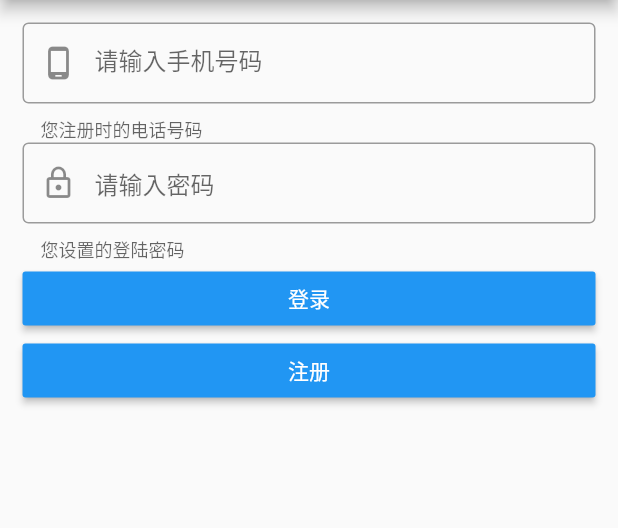
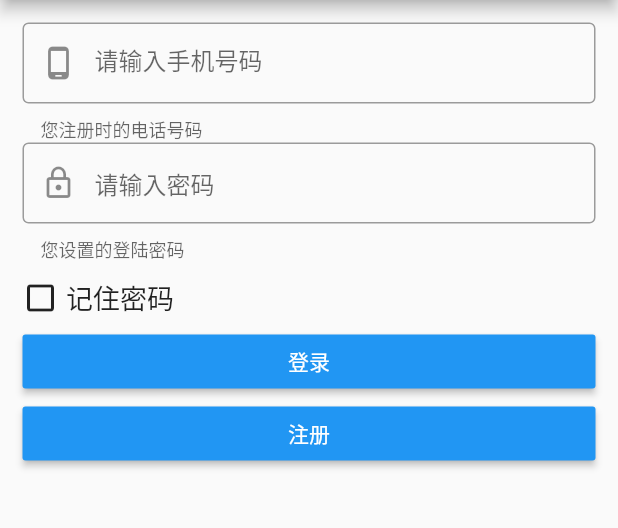
Before and after one commit to wanercl/loginapp, a Flutter app: the screen it shows after launch, on a phone screen of 412 x 824 dp, the part 84-612 px from its top. Run offline on Flutter 3.47's test engine with Material 2 defaults, Android fonts, the phone set to English and light mode, and no system bars; our stand-ins replace fluttertoast, shared_preferences, sqflite, webview_flutter; accounts and stored records are empty; statements that could not run were skipped.

Commit message:
实验四配置

```diff
--- a/lib/5120181550/UI/Pages/Page_Main.dart
+++ b/lib/5120181550/UI/Pages/Page_Main.dart
@@ -40,6 +40,8 @@ class _Page_MainState extends State<Page_Main>{
     if(index!=_currentpage)
     _currentpage=index;
     _controller.jumpToPage(_currentpage);
+    setState(() {
+    });
   }
 
   @override
--- a/lib/5120181550/UI/Pages/Page_login.dart
+++ b/lib/5120181550/UI/Pages/Page_login.dart
@@ -1,3 +1,4 @@
+import 'package:flutter/cupertino.dart';
 import 'package:flutter/material.dart';
 import 'package:fluttertoast/fluttertoast.dart';
 import 'package:loginapp/5120181550/Utils/SQLiteHelper.dart';
@@ -22,9 +23,12 @@ class _PageloginState extends State<Page_login>{
   TextEditingController number=TextEditingController();
   TextEditingController pass=TextEditingController();
   void _login() async{
-    SharedPreferencesHelper.SetLastInfo(number.value.text, pass.value.text);
     User u= await SQLiteHelper.CheckUSER(number.value.text,pass.value.text);
     if(u!=null){
+      if(_issave)
+        SharedPreferencesHelper.SetLastInfo(number.value.text, pass.value.text,true);
+      else
+        SharedPreferencesHelper.SetLastInfo('', '',false);
       SQLiteHelper.SetCurrentUser(u);
       Navigator.pop(context);
       Navigator.push(context, MaterialPageRoute(builder: (BuildContext context)=>Page_Main()));
@@ -34,6 +38,7 @@ class _PageloginState extends State<Page_login>{
   }
 
   Map info=null;
+  bool _issave=false;
 
   @override
   void initState() {
@@ -43,6 +48,7 @@ class _PageloginState extends State<Page_login>{
       info=await SharedPreferencesHelper.GetLastInfo();
       number.text=info['NUMBER'];
       pass.text=info['PASS'];
+      _issave=info['FLAG'];
       setState(() {
       });
     }();
@@ -101,6 +107,33 @@ class _PageloginState extends State<Page_login>{
                 ),
               ),
               SizedBox(
+                  width: double.infinity,
+                  child: InkWell(
+                    child: Padding(
+                      padding: EdgeInsets.only(top: 10,bottom: 5),
+                      child: Row(
+                        children: [
+                          Icon(_issave?Icons.check_box_outlined:Icons.check_box_outline_blank_outlined),
+                          Padding(
+                            padding: EdgeInsets.only(left: 5),
+                            child: Text(
+                              '记住密码',
+                              style: TextStyle(
+                                  fontSize: 18
+                              ),
+                            ),
+                          )
+                        ],
+                      ),
+                    ),
+                    onTap: (){
+                      _issave=!_issave;
+                      setState(() {
+                      });
+                    },
+                  )
+              ),
+              SizedBox(
                 width: double.infinity,
                 child: RaisedButton(
                   child: Text('登录',),
--- a/lib/5120181550/UI/Views/GridItem_News.dart
+++ b/lib/5120181550/UI/Views/GridItem_News.dart
@@ -1,5 +1,6 @@
 import 'package:flutter/material.dart';
 import 'package:loginapp/5120181550/UI/Pages/Page_Info.dart';
+import 'package:loginapp/5120181550/Utils/SQLiteHelper.dart';
 import 'package:loginapp/DataBase.dart';
 
 class GridItem_News extends StatelessWidget{
@@ -14,6 +15,7 @@ class GridItem_News extends StatelessWidget{
     return InkWell(
       onTap: (){
         Navigator.push(context, MaterialPageRoute(builder: (BuildContext context)=>Page_Info(n.title,n.url)));
+        SQLiteHelper.AddNEWS(n);
       },
       child: Container(
         decoration: BoxDecoration(
--- a/lib/5120181550/Utils/SQLiteHelper.dart
+++ b/lib/5120181550/Utils/SQLiteHelper.dart
@@ -53,6 +53,7 @@ class SQLiteHelper{
     n['SOURCE']=news.source;
     n['PICURL']=news.picUrl;
     n['URL']=news.url;
+    db.delete("NEWS",where: "ID=?",whereArgs: [news.id]);
     db.insert("NEWS", n);
   }
 
--- a/lib/5120181550/Utils/SharedPreferencesHelper.dart
+++ b/lib/5120181550/Utils/SharedPreferencesHelper.dart
@@ -1,10 +1,11 @@
 import 'package:shared_preferences/shared_preferences.dart';
 
 class SharedPreferencesHelper{
-  static void SetLastInfo(String number,String pass)async{
+  static void SetLastInfo(String number,String pass,bool flag)async{
     SharedPreferences preferences = await SharedPreferences.getInstance();
     preferences.setString("NUMBER", number);
     preferences.setString("PASS", pass);
+    preferences.setBool("FLAG", flag);
   }
 
   static Future<Map> GetLastInfo()async{
@@ -12,6 +13,7 @@ class SharedPreferencesHelper{
     Map map=Map();
     map['NUMBER']=preferences.getString("NUMBER");
     map['PASS']=preferences.getString("PASS");
+    map['FLAG']=preferences.getBool("FLAG");
     return map;
   }
 }
```
Also changed, not shown: pubspec.lock, 1 other file.
